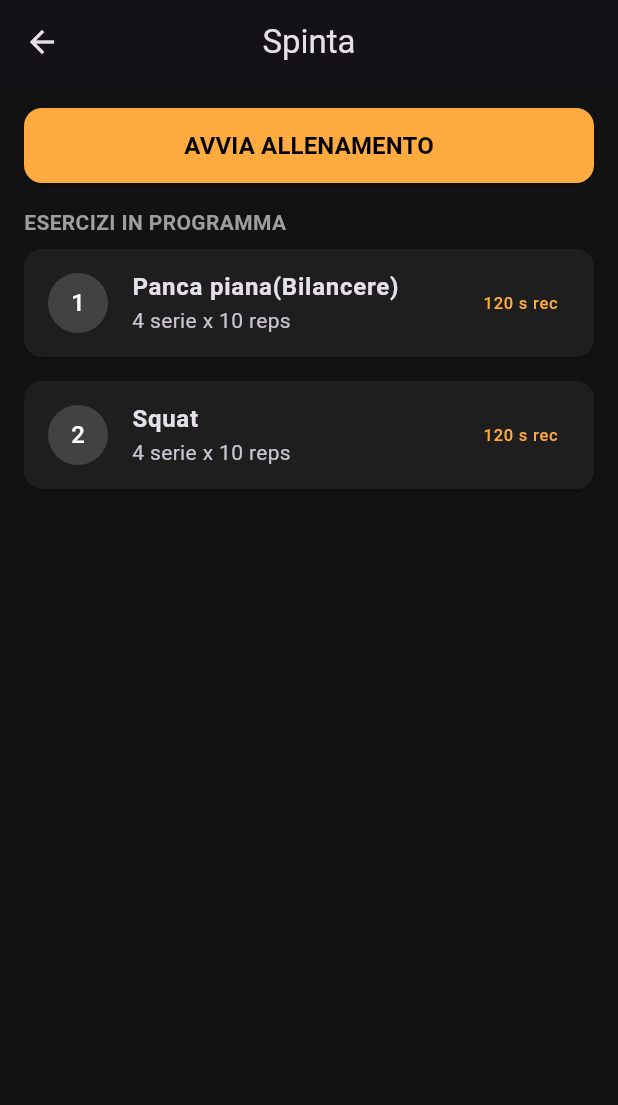
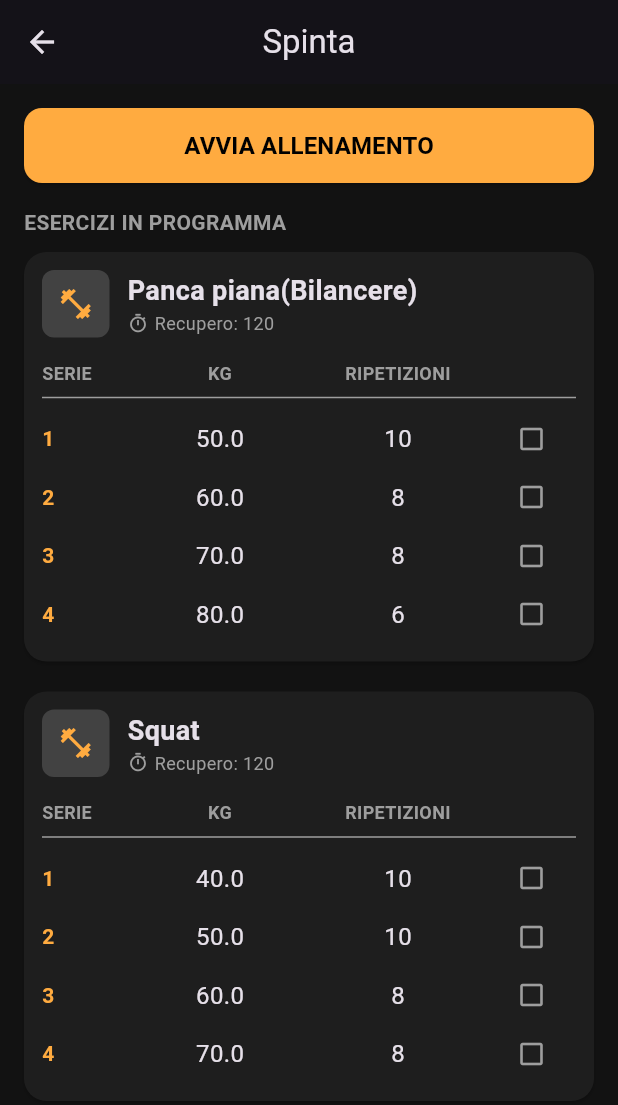
Before and after one commit to Liukhs/Aura_athletic_App, a Flutter app: the PaginaScheda screen opened directly, after a tap on "Spinta", on a phone screen of 412 x 824 dp. Shown: the top 1105 px of the screen. Run offline on Flutter 3.47's test engine with Material 3 defaults, Android fonts, the phone set to English and light mode, and no system bars.

Commit message:
va beh prova

```diff
--- a/prova/lib/data/mock_data.dart
+++ b/prova/lib/data/mock_data.dart
@@ -1,6 +1,7 @@
 import 'package:prova/models/esercizio.dart';
 import 'package:prova/models/esercizio_programmato.dart';
 import 'package:prova/models/scheda_allenamento.dart';
+import 'package:prova/models/serie.dart';
 
 final esercizioPanca = Esercizio(nome: "Panca piana(Bilancere)", id: "1", istruzioni: "Scendi al petto e spingi", categoria: "Petto");
 final esercizioSquat = Esercizio(
@@ -11,6 +12,16 @@ final esercizioSquat = Esercizio(
 );
 
 final schedaUno = SchedaAllenamento(id: "1", titolo: "Spinta", esercizi: [
-  EsercizioProgrammato(esercizio: esercizioPanca, serie: 4, ripetizioni: 10, recupero: 120),
-  EsercizioProgrammato(esercizio: esercizioSquat, serie: 4, ripetizioni: 10, recupero: 120)
+  EsercizioProgrammato(esercizio: esercizioPanca, serie: [
+    Serie(ripetizioni: 10, peso: 50.0, completata: false, riposoSecondi: 120),
+    Serie(ripetizioni: 8, peso: 60.0, completata: false, riposoSecondi: 120),
+    Serie(ripetizioni: 8, peso: 70.0, completata: false, riposoSecondi: 120),
+    Serie(ripetizioni: 6, peso: 80.0, completata: false, riposoSecondi: 120)
+  ]),
+  EsercizioProgrammato(esercizio: esercizioSquat, serie: [
+    Serie(ripetizioni: 10, peso: 40, completata: false, riposoSecondi: 120),
+    Serie(ripetizioni: 10, peso: 50, completata: false, riposoSecondi: 120),
+    Serie(ripetizioni: 8, peso: 60, completata: false, riposoSecondi: 120),
+    Serie(ripetizioni: 8, peso: 70, completata: false, riposoSecondi: 120)
+  ])
 ]);
--- a/prova/lib/models/esercizio_programmato.dart
+++ b/prova/lib/models/esercizio_programmato.dart
@@ -1,15 +1,13 @@
 import 'esercizio.dart';
+import 'package:prova/models/serie.dart';
 
 class EsercizioProgrammato {
   final Esercizio esercizio;
-  final int serie;
-  final int ripetizioni;
-  final int recupero;
+  List<Serie> serie;
+
 
   EsercizioProgrammato({
     required this.esercizio,
     required this.serie,
-    required this.ripetizioni,
-    required this.recupero
   });
 }
--- /dev/null
+++ b/prova/lib/models/serie.dart
@@ -0,0 +1,15 @@
+import 'package:prova/models/esercizio.dart';
+
+class Serie{
+  int? ripetizioni;
+  double? peso;
+  bool completata;
+  int? riposoSecondi;
+
+  Serie({
+    this.ripetizioni,
+    this.peso,
+    this.completata = false,
+    this.riposoSecondi
+  });
+}
--- a/prova/lib/pages/dettaglio_allenamento_page.dart
+++ b/prova/lib/pages/dettaglio_allenamento_page.dart
@@ -50,21 +50,81 @@ class PaginaDettaglioAllenamento extends StatelessWidget{
               itemBuilder: (context, index){
                 final es = scheda.esercizi[index];
                 return Card(
-                  margin: const EdgeInsets.symmetric(horizontal: 16, vertical: 8),
+                  margin: const EdgeInsets.symmetric(horizontal: 16, vertical: 10),
                   color: const Color(0xFF1E1E1E),
-                  child: ListTile(
-                    leading: CircleAvatar(
-                      backgroundColor: Colors.grey[800],
-                      child: Text("${index+1}", style: const TextStyle(color: Colors.white)),
+                  shape: RoundedRectangleBorder(borderRadius: BorderRadius.circular(15)),
+                  child: Padding(
+                    padding: const EdgeInsets.all(12.0),
+                    child: Column(
+                      crossAxisAlignment: CrossAxisAlignment.start,
+                      children: [
+                        Row(
+                          children: [
+                            Container(
+                              width: 45,
+                              height: 45,
+                              decoration: BoxDecoration(
+                                color: Colors.grey[800],
+                                borderRadius: BorderRadius.circular(8),
+                              ),
+                              child: const Icon(Icons.fitness_center, color: Colors.orangeAccent,),
+                            ),
+                            const SizedBox(width: 12),
+                            Expanded(
+                              child: Column(
+                                crossAxisAlignment: CrossAxisAlignment.start,
+                                children: [
+                                  Text(es.esercizio.nome, style: const TextStyle(fontWeight: FontWeight.bold, fontSize: 18)),
+                                  Row(
+                                    children: [
+                                      const Icon(Icons.timer_outlined, size: 14, color: Colors.grey),
+                                      const SizedBox(width: 4),
+                                      Text("Recupero: ${es.serie[index].riposoSecondi}", style: const TextStyle(color: Colors.grey, fontSize: 12)),
+                                    ],
+                                  ),
+                                ],
+                              ),
+                            ),
+                          ],
+                        ),
+                        const SizedBox(height: 15),
+                        const Row(
+                          children: [
+                            Expanded(flex: 1, child: Text("SERIE", textAlign: TextAlign.left, style: TextStyle(color: Colors.grey, fontSize: 12, fontWeight: FontWeight.bold))),
+                            Expanded(flex: 2, child: Text("KG", textAlign: TextAlign.center, style: TextStyle(color: Colors.grey, fontSize: 12, fontWeight: FontWeight.bold))),
+                            Expanded(flex: 2, child: Text("RIPETIZIONI", textAlign: TextAlign.center, style: TextStyle(color: Colors.grey, fontSize: 12, fontWeight: FontWeight.bold))),
+                            Expanded(flex: 1, child: SizedBox())
+                          ],
+                        ),
+                        const Divider(color: Colors.grey),
+
+                        for(int i = 0; i<es.serie.length; i++)
+                        Padding(
+                          padding: const EdgeInsets.symmetric(vertical: 8.0),
+                          child: Row(
+                            children: [
+                              //numero serie
+                              Expanded(flex: 1, child: Text("${i+1}", style: const TextStyle(color: Colors.orangeAccent, fontWeight: FontWeight.bold))),
+                              Expanded(flex: 2, child: Center(
+                                child: Text("${es.serie[i].peso ?? '-'}", style: const TextStyle(fontSize: 16)),
+                              )
+                            ),
+                            Expanded(flex: 2, child: Center(
+                              child: Text("${es.serie[i].ripetizioni}", style: const TextStyle(fontSize: 16)),
+                            )
+                          ),
+                          const Expanded(flex: 1, child: Icon(Icons.check_box_outline_blank, color: Colors.grey, size: 20)
+                          ),
+                          ],
+                        ),
+                      ),
+                      ],
                     ),
-                    title: Text(es.esercizio.nome, style: const TextStyle(fontWeight: FontWeight.bold)),
-                    subtitle: Text("${es.serie} serie x ${es.ripetizioni} reps"),
-                    trailing: Text("${es.recupero} s rec", style: const TextStyle(color: Colors.orangeAccent)),
                   ),
                 );
               },
             ),
-          )
+          ),
         ],
       )
     );
```
